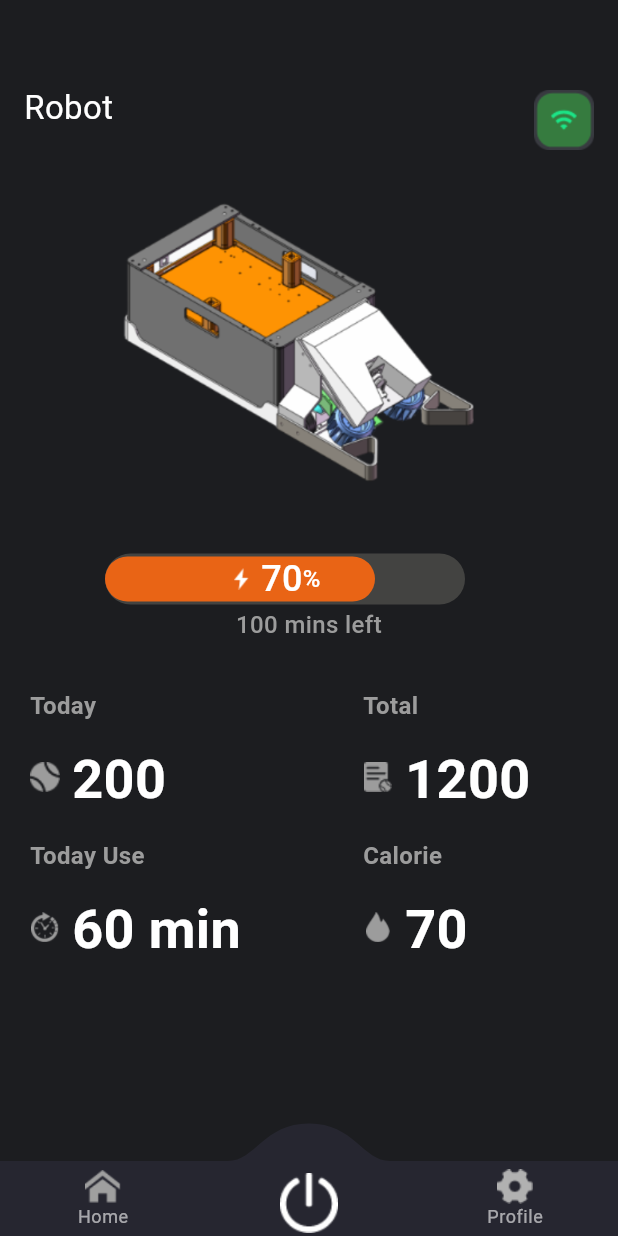
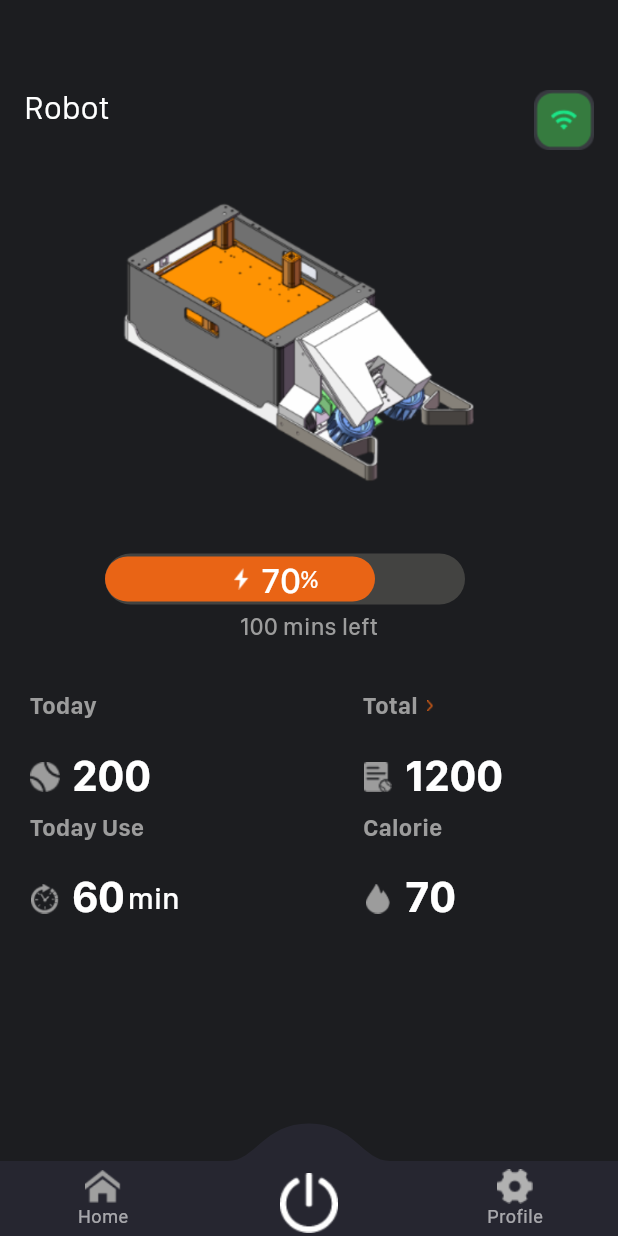
Before and after one commit to TengTeNJ/tennisRobot, a Flutter app: the screen it shows after launch, item 2 of the bottom bar chosen, on a phone screen of 412 x 824 dp. Run offline on Flutter 3.47's test engine with Material 3 defaults, Android fonts, the phone set to English and light mode, and no system bars; drawn by our look-alikes of convex_bottom_bar; our stand-ins replace dotted_border; missing offline and left inert: dart:ffi; Roboto replaces fonts that are missing (FontName).

Commit message:
添加字体 优化UI

```diff
--- a/robot/lib/constant/constants.dart
+++ b/robot/lib/constant/constants.dart
@@ -41,6 +41,24 @@ class Constants {
     );
   }
 
+  static Text boldWhiteTextWidget(String text, double fontSize,
+      {int? maxLines,
+        TextAlign textAlign = TextAlign.center,
+        double height = 1.0}) {
+    return Text(
+      textAlign: textAlign,
+      maxLines: maxLines,
+      text,
+      style: TextStyle(
+        height: height,
+        fontFamily: 'SanFranciscoDisplay',
+        fontWeight: FontWeight.bold,
+        color: Colors.white,
+        fontSize: fontSize,
+      ),
+    );
+  }
+
   static Text boldBaseTextWidget(String text, double fontSize,
       {int maxLines = 1,
         TextAlign textAlign = TextAlign.center,
@@ -70,7 +88,7 @@ class Constants {
       style: TextStyle(
           overflow: overflow,
           height: height,
-          fontFamily: 'FontName',
+          fontFamily: 'SanFranciscoDisplay',
           fontWeight: FontWeight.w400,
           color: Colors.white,
           fontSize: fontSize),
--- a/robot/lib/startPage/action_controller.dart
+++ b/robot/lib/startPage/action_controller.dart
@@ -17,7 +17,8 @@ class _ActionControllerState extends State<ActionController> {
     return Scaffold(
       backgroundColor: Constants.darkControllerColor,
       appBar: CustomAppBar(),
-      body: Column(
+      body: SingleChildScrollView(
+        child: Column(
           crossAxisAlignment: CrossAxisAlignment.start,
           // Container(
           children: [
@@ -71,10 +72,10 @@ class _ActionControllerState extends State<ActionController> {
             Container(
               margin: EdgeInsets.only(top: 18),
               width: Constants.screenWidth(context),
-              height: 200,
               child: ActionDataListView(),
             ),
           ],
+        ),
       ),
     );
   }
--- a/robot/lib/startPage/action_data_list_view.dart
+++ b/robot/lib/startPage/action_data_list_view.dart
@@ -17,13 +17,13 @@ class _ActionDataListViewState extends State<ActionDataListView> {
            mainAxisAlignment: MainAxisAlignment.spaceBetween,
            children: [
              ActionListView(assetPath: 'images/connect/today_number_icon.png',title: 'Today',desc: '200'),
-             ActionListView(assetPath: 'images/connect/totol_number_icon.png',title: 'Total',desc: '1200'),
+             ActionListView(assetPath: 'images/connect/totol_number_icon.png',title: 'Total',desc: '1200',showNext: true,),
            ],
         ),
         Row(
           mainAxisAlignment: MainAxisAlignment.spaceBetween,
           children: [
-            ActionListView(assetPath: 'images/connect/today_use_time.png',title: 'Today Use',desc: '60 min'),
+            ActionListView(assetPath: 'images/connect/today_use_time.png',title: 'Today Use',desc: '60',unit: 'min',),
             ActionListView(assetPath: 'images/connect/today_cal.png',title: 'Calorie',desc: '70'),
           ],
         ),
--- a/robot/lib/startPage/action_list_view.dart
+++ b/robot/lib/startPage/action_list_view.dart
@@ -2,11 +2,19 @@ import 'package:flutter/material.dart';
 import 'package:tennis_robot/constant/constants.dart';
 
 class ActionListView extends StatefulWidget {
-  ActionListView({this.assetPath, this.title, this.desc, this.code = 0});
+  ActionListView(
+      {this.assetPath,
+      required this.title,
+      required this.desc,
+      this.code = 0,
+      this.unit,
+      this.showNext = false});
 
+  bool showNext;
   String? assetPath;
-  String? title;
-  String? desc;
+  String title;
+  String desc;
+  String? unit;
   int code;
 
   @override
@@ -17,14 +25,14 @@ class _ActionListViewState extends State<ActionListView> {
   @override
   Widget build(BuildContext context) {
     return Container(
-      height: 100,
-      width: (Constants.screenWidth(context) -32) / 2.0,
+      width: (Constants.screenWidth(context) - 32) / 2.0,
       child: Column(
         mainAxisAlignment: MainAxisAlignment.start,
         children: [
           Padding(
-               padding: EdgeInsets.only(top: 12,left: 20),
+            padding: EdgeInsets.only(top: 12, left: 20),
             child: Row(
+              crossAxisAlignment: CrossAxisAlignment.center,
               mainAxisAlignment: MainAxisAlignment.start,
               children: [
                 Text(
@@ -34,44 +42,48 @@ class _ActionListViewState extends State<ActionListView> {
                       fontWeight: FontWeight.bold,
                       fontSize: 16,
                       color: Constants.grayTextColor),
-                   )
+                ),
+                SizedBox(width: 6,),
+                widget.showNext ? Image(image: AssetImage('images/base/next.png'),width: 4.5,height: 7.5,) : Container()
               ],
             ),
-
-
           ),
-           Padding(padding: EdgeInsets.only(left: 20,top: 12),
+          Padding(
+            padding: EdgeInsets.only(left: 20, top: 12),
             child: Row(
-               crossAxisAlignment: CrossAxisAlignment.start,
+              crossAxisAlignment: CrossAxisAlignment.end,
               children: [
                 Container(
                   margin: EdgeInsets.only(top: 14),
                   child: Image(
-                      image: AssetImage(widget.assetPath ?? 'images/connect/today_number_icon.png' ),
+                    image: AssetImage(widget.assetPath ??
+                        'images/connect/today_number_icon.png'),
                     width: 20,
                     height: 20,
-
                   ),
                 ),
                 Container(
                   margin: EdgeInsets.only(left: 8),
-                   child: Text(
-                     widget.desc ?? '--',
-                     // overflow: TextOverflow.ellipsis,
-                     style: TextStyle(
-                       fontFamily: 'SanFranciscoDisplay',
-                       fontWeight: FontWeight.bold,
-                       fontSize: 36,
-                       color: Colors.white,),
+                  child: Row(
+                    crossAxisAlignment: CrossAxisAlignment.end,
+                    children: [
+                      Constants.boldWhiteTextWidget(widget.desc, 30,
+                          height: 0.8),
+                      SizedBox(
+                        width: 2,
+                      ),
+                      widget.unit == null
+                          ? Container()
+                          : Constants.mediumWhiteTextWidget(
+                              widget.unit!, 20, Colors.white)
+                    ],
                   ),
                 ),
               ],
             ),
           ),
         ],
-
       ),
-
     );
   }
 }
```
Also changed, not shown: robot/pubspec.yaml (+11 -12 lines), robot/fonts/DS-DIGI.ttf (added), robot/fonts/SanFranciscoDisplay-Black.ttf (added), robot/fonts/SanFranciscoDisplay-Bold.ttf (added), robot/fonts/SanFranciscoDisplay-Medium.ttf (added), robot/fonts/SanFranciscoDisplay-Regular.ttf (added), robot/images/base/next.png (added). Lines whose indentation alone changed are shown as unchanged.
